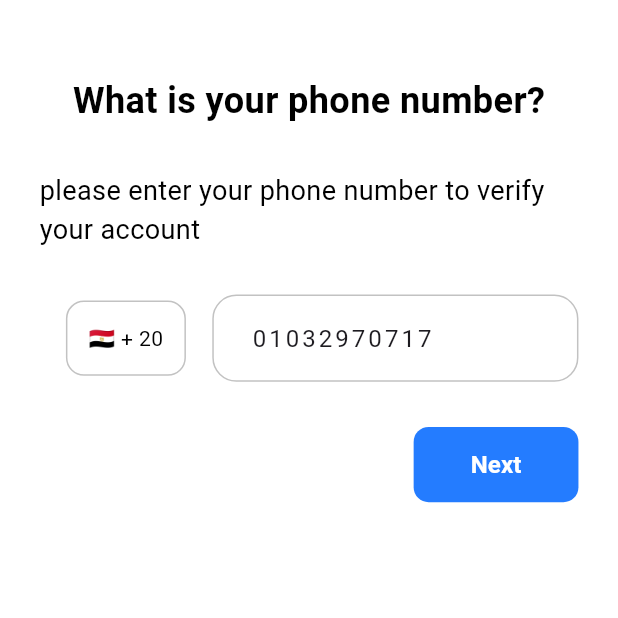
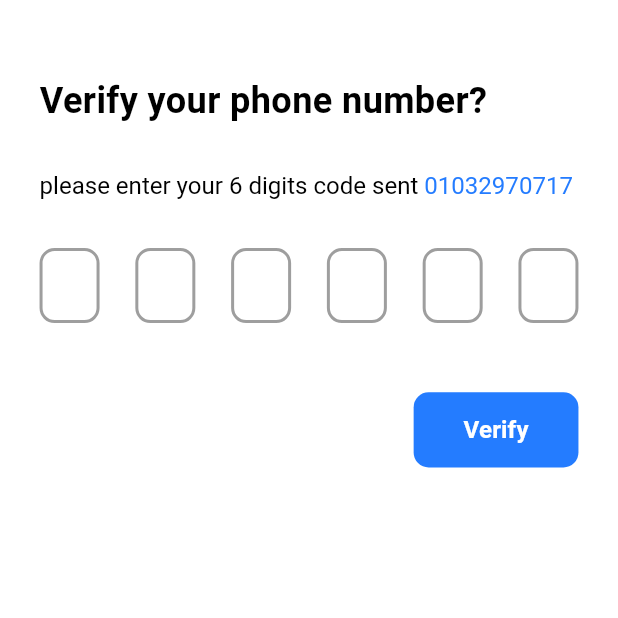
Before and after one commit to abdelrahman3003/maps, a Flutter app: the screen it shows after launch, on a phone screen of 412 x 824 dp, the top half of it. Run offline on Flutter 3.47's test engine with Material 3 defaults, Android fonts, the phone set to English and light mode, and no system bars; drawn by our look-alikes of pin_code_fields; our stand-ins replace bloc, firebase_auth, firebase_core, flutter_bloc, flutter_screenutil; accounts and stored records are empty.

Commit message:
verifiy-ui is done

```diff
--- a/lib/core/constant/routes.dart
+++ b/lib/core/constant/routes.dart
@@ -1,24 +1,26 @@
 import 'package:flutter/material.dart';
 import 'package:flutter_bloc/flutter_bloc.dart';
 import 'package:maps/features/auth/signin/controller/signin/signin_cubit.dart';
+import 'package:maps/features/auth/signin/presentation/view/verificatioin_view/verification_view.dart';
 
 import '../../features/auth/signin/presentation/view/signin_view/signin_view.dart';
 
 class Routes {
-  static const String sigin = '/signin';
-  static const String home = '/home';
+  static const String siginView = '/signin';
+  static const String verificationView = '/verification';
   static Route generateRoute(RouteSettings setting) {
     switch (setting.name) {
-      case "/":
+      case siginView:
         return MaterialPageRoute(
             builder: (context) => BlocProvider(
                   create: (context) => SigninCubit(),
                   child: const SigninView(),
                 ));
-      case home:
+      case "/":
         return MaterialPageRoute(
-            builder: (context) => const Scaffold(
-                  body: Center(child: Text("Mpas")),
+            builder: (context) => BlocProvider(
+                  create: (context) => SigninCubit(),
+                  child: const VerificationView(),
                 ));
 
       default:
--- a/lib/core/theme/styles.dart
+++ b/lib/core/theme/styles.dart
@@ -11,6 +11,11 @@ class Styles {
   );
   static TextStyle font14black400w = TextStyle(
     fontSize: 14.sp,
+    fontWeight: FontWeight.w400,
+    color: AppColors.black,
+  );
+  static TextStyle font16black400w = TextStyle(
+    fontSize: 16.sp,
     fontWeight: FontWeight.w400,
     color: AppColors.black,
   );
--- a/lib/features/auth/signin/presentation/view/signin_view/widget/next_button.dart
+++ b/lib/features/auth/signin/presentation/view/signin_view/widget/next_button.dart
@@ -25,15 +25,13 @@ class NextButton extends StatelessWidget {
           AppDialog().showSnackbar(context, state.errorMessage);
         }
         if (state is SigninSuccess) {
-          context.pushNameed(Routes.home);
+          context.pushNameed(Routes.verificationView);
         }
         return AppButton(
           isLoading: isLoading,
           width: 100.w,
-          text: "Next",
-          onPressed: () {
-            !isLoading ? context.read<SigninCubit>().phoneSignin() : null;
-          },
+          text: "Verify",
+          onPressed: () {},
         );
       },
     );
--- /dev/null
+++ b/lib/features/auth/signin/presentation/view/verificatioin_view/verification_view.dart
@@ -0,0 +1,14 @@
+import 'package:flutter/material.dart';
+
+import 'widget/verification_view_body.dart';
+
+class VerificationView extends StatelessWidget {
+  const VerificationView({super.key});
+
+  @override
+  Widget build(BuildContext context) {
+    return const Scaffold(
+      body: VerificationViewBody(),
+    );
+  }
+}
--- /dev/null
+++ b/lib/features/auth/signin/presentation/view/verificatioin_view/widget/pin_code.dart
@@ -0,0 +1,41 @@
+import 'package:flutter/material.dart';
+import 'package:pin_code_fields/pin_code_fields.dart';
+
+class PinCode extends StatelessWidget {
+  const PinCode({super.key});
+
+  @override
+  Widget build(BuildContext context) {
+    return PinCodeTextField(
+      length: 6,
+      obscureText: false,
+      animationType: AnimationType.fade,
+      pinTheme: PinTheme(
+        shape: PinCodeFieldShape.box,
+        borderRadius: BorderRadius.circular(10),
+        borderWidth: 2,
+        activeFillColor: Colors.white,
+        inactiveFillColor: Colors.white,
+        selectedFillColor: Colors.white,
+        inactiveColor: Colors.grey, // Color when the field is inactive
+        selectedColor: Colors.blue, // Color when the field is selected
+        activeColor: Colors.green, // Color when the field is active
+      ),
+      animationDuration: const Duration(milliseconds: 300),
+      enableActiveFill: false,
+      onCompleted: (v) {
+        print("Completed");
+      },
+      onChanged: (value) {
+        print(value);
+      },
+      beforeTextPaste: (text) {
+        print("Allowing to paste $text");
+        //if you return true then it will show the paste confirmation dialog. Otherwise if false, then nothing will happen.
+        //but you can show anything you want here, like your pop up saying wrong paste format or etc
+        return true;
+      },
+      appContext: context,
+    );
+  }
+}
--- /dev/null
+++ b/lib/features/auth/signin/presentation/view/verificatioin_view/widget/sub_title_text.dart
@@ -0,0 +1,26 @@
+import 'package:flutter/material.dart';
+import 'package:flutter_screenutil/flutter_screenutil.dart';
+
+import '../../../../../../../core/theme/colors.dart';
+import '../../../../../../../core/theme/styles.dart';
+
+class SubTitleText extends StatelessWidget {
+  const SubTitleText({super.key});
+
+  @override
+  Widget build(BuildContext context) {
+    return RichText(
+      text: TextSpan(
+          text: "please enter your 6 digits code sent ",
+          style: Styles.font14black400w.copyWith(
+              fontWeight: FontWeight.w400, height: 1.6, fontSize: 16.sp),
+          children: const [
+            TextSpan(
+                text: "01032970717",
+                style: TextStyle(
+                  color: AppColors.primary,
+                ))
+          ]),
+    );
+  }
+}
--- /dev/null
+++ b/lib/features/auth/signin/presentation/view/verificatioin_view/widget/verification_view_body.dart
@@ -0,0 +1,29 @@
+import 'package:flutter/material.dart';
+import 'package:flutter_screenutil/flutter_screenutil.dart';
+import 'package:maps/features/auth/signin/presentation/view/signin_view/widget/next_button.dart';
+import 'package:maps/features/auth/signin/presentation/view/verificatioin_view/widget/pin_code.dart';
+import 'package:maps/features/auth/signin/presentation/view/verificatioin_view/widget/sub_title_text.dart';
+import '../../../../../../../core/theme/styles.dart';
+
+class VerificationViewBody extends StatelessWidget {
+  const VerificationViewBody({super.key});
+
+  @override
+  Widget build(BuildContext context) {
+    return Padding(
+      padding: EdgeInsets.symmetric(horizontal: 24.w, vertical: 50.h),
+      child: Column(
+        crossAxisAlignment: CrossAxisAlignment.start,
+        children: [
+          Text("Verify your phone number?", style: Styles.font24black700w),
+          SizedBox(height: 25.h),
+          const SubTitleText(),
+          SizedBox(height: 30.h),
+          const PinCode(),
+          SizedBox(height: 30.h),
+          const Align(alignment: Alignment.centerRight, child: NextButton())
+        ],
+      ),
+    );
+  }
+}
--- a/lib/main.dart
+++ b/lib/main.dart
@@ -11,3 +11,4 @@ void main(List<String> args) async {
   );
   runApp(const MapsApp());
 }
+//bin>keytool -list -v -keystore C:\Users\Dell\.android\debug.keystore -alias androiddebugkey -storepass android -keypass android
--- a/pubspec.yaml
+++ b/pubspec.yaml
@@ -37,6 +37,7 @@ dependencies:
     sdk: flutter
   flutter_bloc: ^8.1.6
   flutter_screenutil: ^5.9.3
+  pin_code_fields: ^8.0.1
 
 dev_dependencies:
   flutter_lints: ^4.0.0
```
Also changed, not shown: pubspec.lock.
